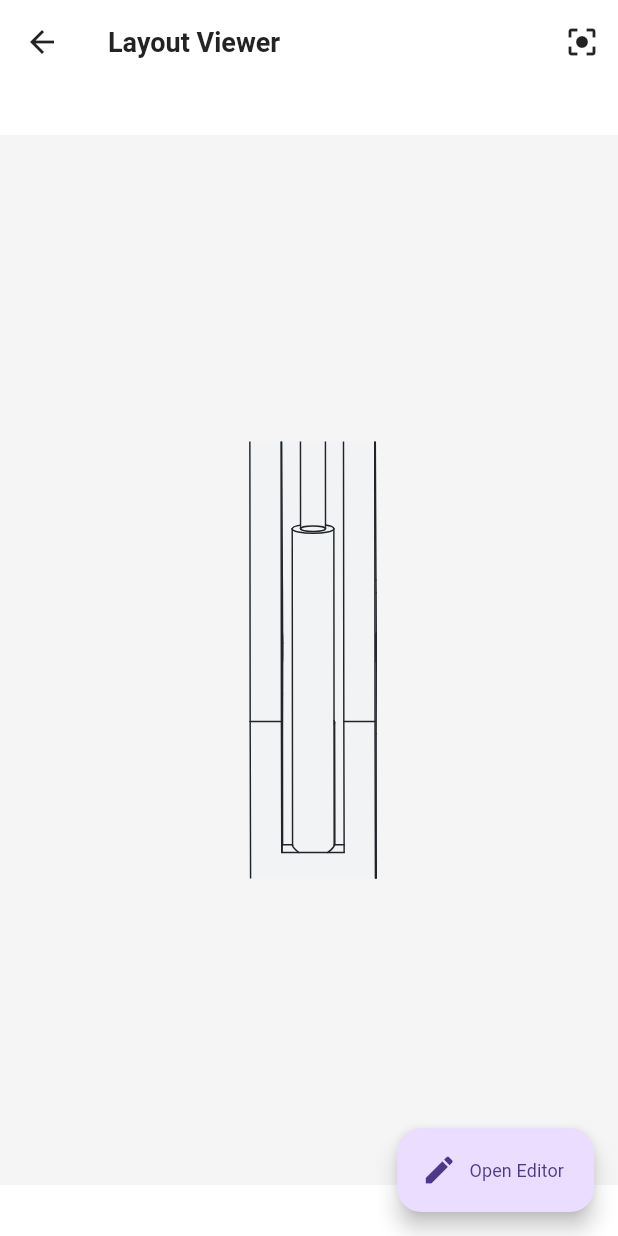
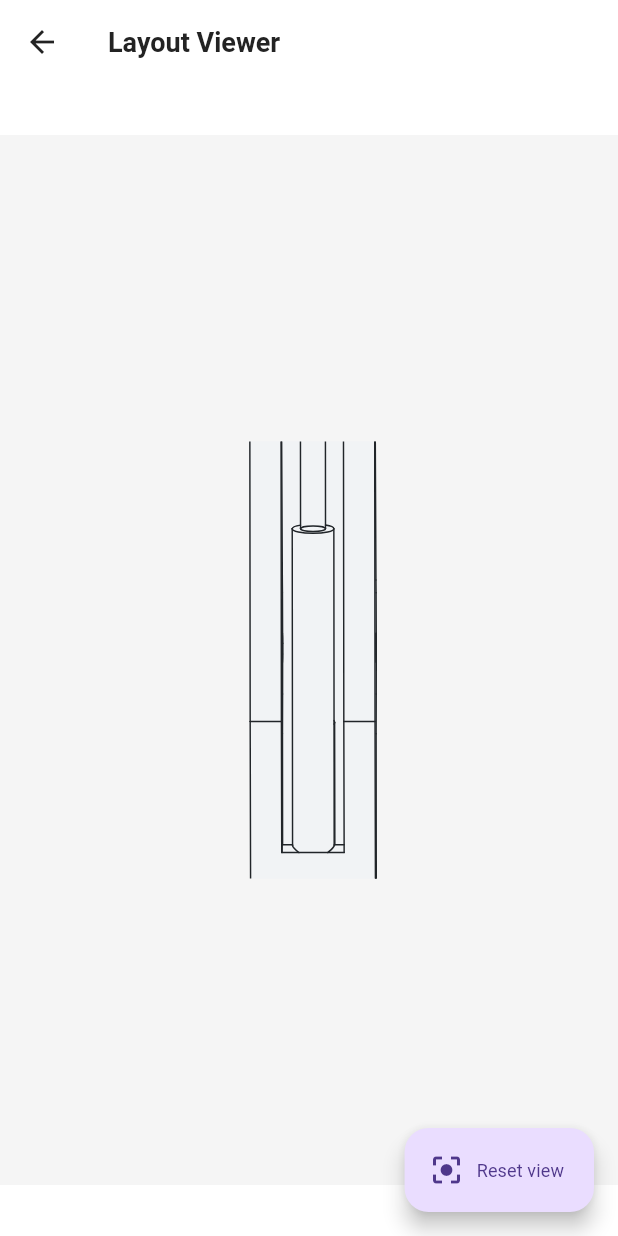
Before and after one commit to ProfetBear/optilay_prototype_app, a Flutter app: the LayoutViewerPage screen opened by its route, on a phone screen of 412 x 824 dp. Run offline on Flutter 3.47's test engine with Material 3 defaults, Android fonts, the phone set to English and light mode, and no system bars; our stand-ins replace connectivity_plus, file_picker, flutter_svg, get, get_storage, lottie and 3 more; missing offline and left inert: arkit_plugin, model_viewer_plus, pdfx; accounts and stored records are empty; Roboto replaces fonts that are missing (Poppins).

Commit message:
removed editor access from layout viewer page

```diff
--- a/lib/features/2D_layout_builder/screens/layout_viewer_page.dart
+++ b/lib/features/2D_layout_builder/screens/layout_viewer_page.dart
@@ -33,16 +33,7 @@ class _LayoutViewerPageState extends State<LayoutViewerPage> {
     final height = (args?['height'] as double?) ?? 500.0;
 
     return Scaffold(
-      appBar: AppBar(
-        title: Text(title),
-        actions: [
-          IconButton(
-            tooltip: 'Reset view',
-            icon: const Icon(Icons.center_focus_strong),
-            onPressed: _resetView,
-          ),
-        ],
-      ),
+      appBar: AppBar(title: Text(title)),
       body: Center(
         child: InteractiveViewer(
           transformationController: _viewerController,
@@ -67,9 +58,9 @@ class _LayoutViewerPageState extends State<LayoutViewerPage> {
         ),
       ),
       floatingActionButton: FloatingActionButton.extended(
-        label: const Text('Open Editor'),
-        icon: const Icon(Icons.edit),
-        onPressed: () => Get.toNamed('/layout_editor'),
+        label: const Text('Reset view'),
+        icon: const Icon(Icons.center_focus_strong),
+        onPressed: _resetView,
       ),
     );
   }
--- a/lib/features/2D_layout_builder/widgets/technical_drawing_embed.dart
+++ b/lib/features/2D_layout_builder/widgets/technical_drawing_embed.dart
@@ -52,7 +52,7 @@ class TechnicalDrawingEmbed extends StatelessWidget {
           if (showFullscreenButton && onFullscreenTap != null)
             Positioned(
               right: 8,
-              top: 8,
+              bottom: 8,
               child: InkWell(
                 onTap: onFullscreenTap,
                 borderRadius: BorderRadius.circular(12),
```
